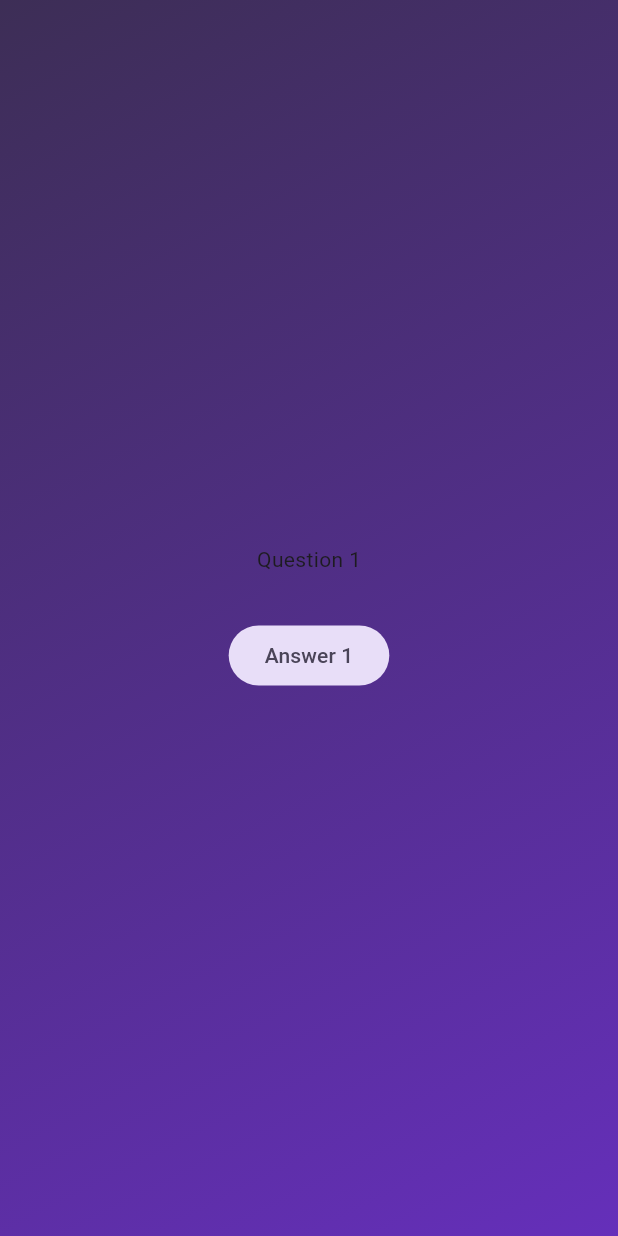
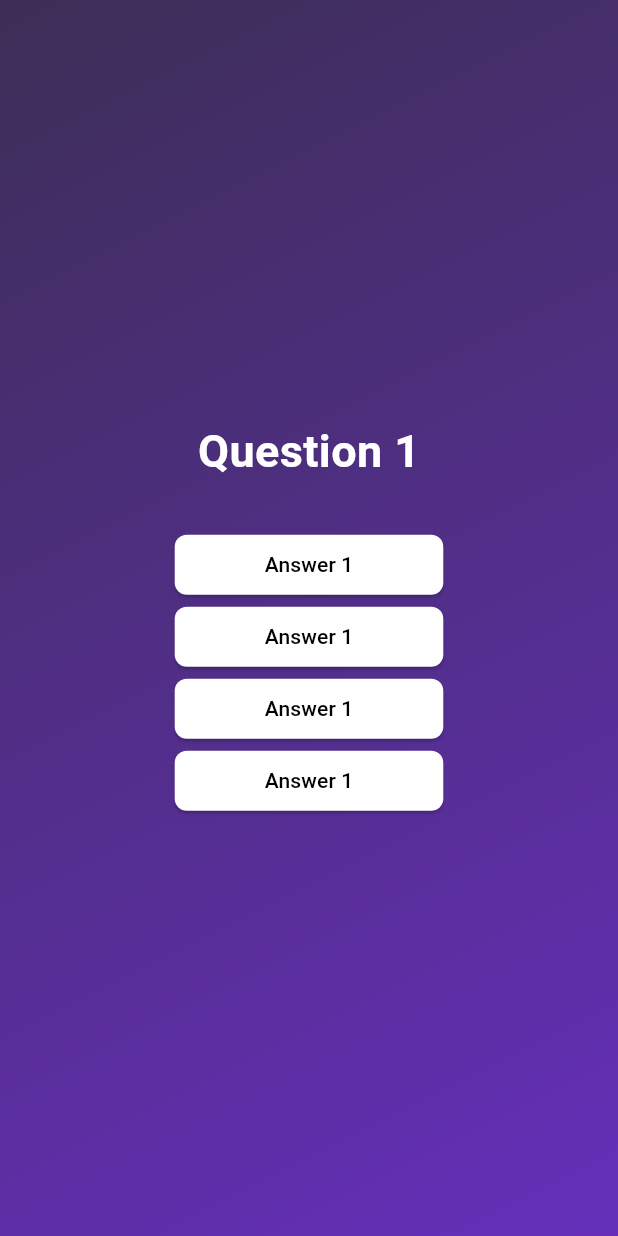
Before and after one commit to willyyypatootieee/quiz-app, a Flutter app: the screen it shows after launch, after a tap on "Start Quiz!", on a phone screen of 412 x 824 dp. Run offline on Flutter 3.47's test engine with Material 3 defaults, Android fonts, the phone set to English and light mode, and no system bars.

Commit message:
feat: add AnswerButton widget and update QuestionsScreen to use it for answers

```diff
--- /dev/null
+++ b/lib/answer_button.dart
@@ -0,0 +1,25 @@
+import 'package:flutter/material.dart';
+
+class AnswerButton extends StatelessWidget {
+  const AnswerButton({
+    super.key,
+    required this.answerText,
+    required this.onTap,
+  });
+
+  final String answerText;
+  final void Function() onTap;
+  @override
+  Widget build(context) {
+    return ElevatedButton(
+      onPressed: onTap,
+      style: ElevatedButton.styleFrom(
+        padding: const EdgeInsets.symmetric(vertical: 10, horizontal: 60),
+        backgroundColor: Colors.white,
+        foregroundColor: Colors.black,
+        shape: RoundedRectangleBorder(borderRadius: BorderRadius.circular(8)),
+      ),
+      child: const Text('Answer 1'),
+    );
+  }
+}
--- a/lib/question_screen.dart
+++ b/lib/question_screen.dart
@@ -1,4 +1,5 @@
 import 'package:flutter/material.dart';
+import 'answer_button.dart';
 
 class QuestionsScreen extends StatefulWidget {
   const QuestionsScreen({super.key});
@@ -19,9 +20,19 @@ class _QuestionScreenState extends State<QuestionsScreen> {
       child: Column(
         mainAxisAlignment: MainAxisAlignment.center,
         children: [
-          const Text('Question 1'),
+          const Text(
+            'Question 1',
+            style: TextStyle(
+              color: Colors.white,
+              fontSize: 30,
+              fontWeight: FontWeight.bold,
+            ),
+          ),
           const SizedBox(height: 30),
-          FilledButton.tonal(onPressed: () {}, child: const Text('Answer 1')),
+          AnswerButton(answerText: 'answerText', onTap: () {}),
+          AnswerButton(answerText: 'answerText', onTap: () {}),
+          AnswerButton(answerText: 'answerText', onTap: () {}),
+          AnswerButton(answerText: 'answerText', onTap: () {}),
         ],
       ),
     );
```
